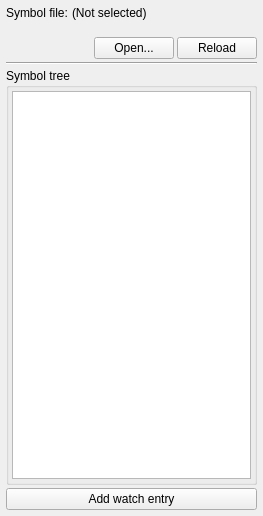
First picture: the form in ui/symbolpanel.ui, repository RigoLigoRLC/ProbeScope, before the edit.
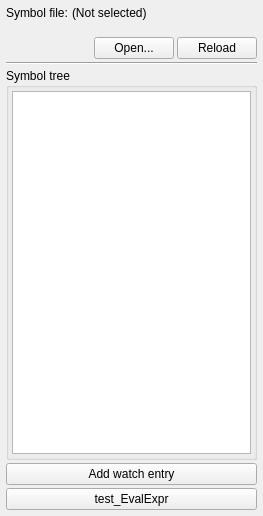
Second picture: the form after the edit.

Commit message: Chore: Test button for expression evaluator

What changed in the file:
```diff
--- a/ui/symbolpanel.ui
+++ b/ui/symbolpanel.ui
@@ -169,6 +169,13 @@
      </property>
     </widget>
    </item>
+   <item>
+    <widget class="QPushButton" name="btnEvalExpr">
+     <property name="text">
+      <string>test_EvalExpr</string>
+     </property>
+    </widget>
+   </item>
   </layout>
  </widget>
  <resources/>
```
The commit also changes 2 other files.
